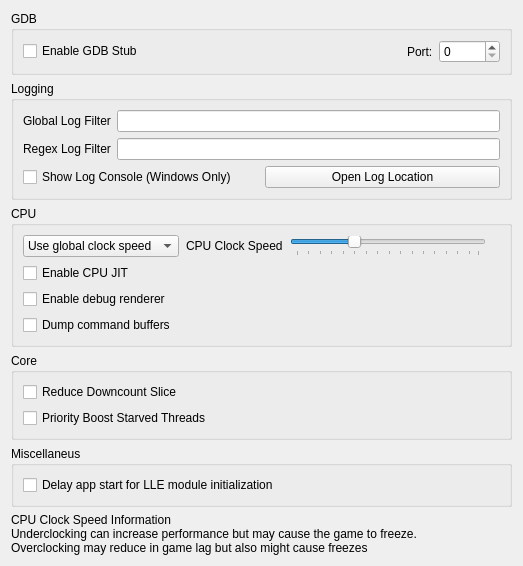
This is src/citra_qt/configuration/configure_debug.ui in mandarine3ds/mandarine as Qt 5 draws it before an edit. The edited form follows.
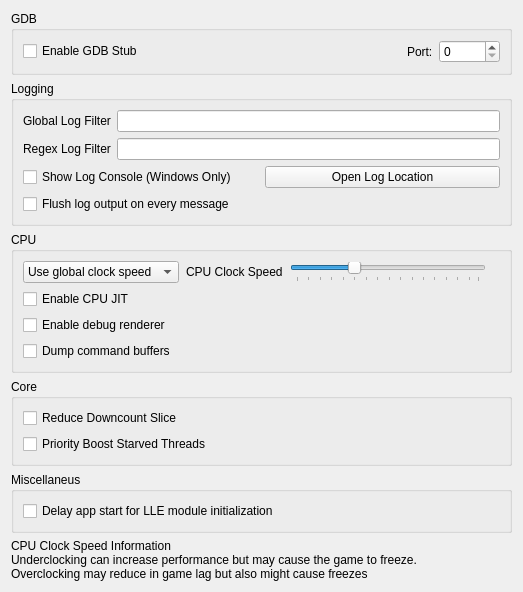
This is the edited form.

The edit to the form file:
```diff
--- a/src/citra_qt/configuration/configure_debug.ui
+++ b/src/citra_qt/configuration/configure_debug.ui
@@ -117,6 +117,16 @@
         </item>
        </layout>
       </item>
+      <item>
+        <widget class="QCheckBox" name="instant_debug_log">
+          <property name="text">
+            <string>Flush log output on every message</string>
+          </property>
+          <property name="toolTip">
+            <string>&lt;html&gt;&lt;body&gt;Immediately commits the debug log to file. Use this if citra crashes and the log output is being cut.&lt;br&gt;Enabling this feature will decrease performance, only use it for debugging purposes.&lt;/body&gt;&lt;/html&gt;</string>
+          </property>
+        </widget>
+      </item>
      </layout>
     </widget>
    </item>
```
